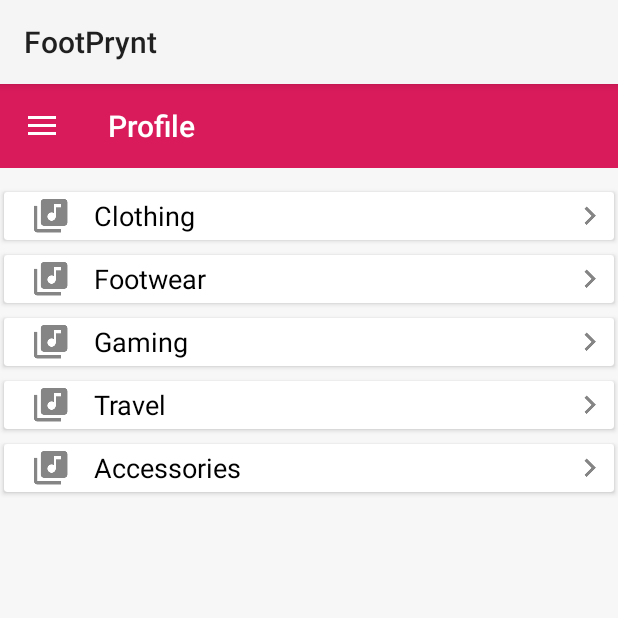
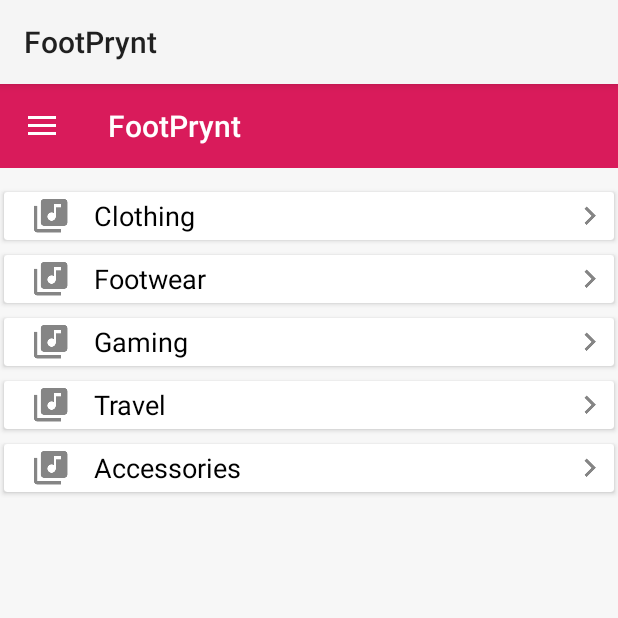
Before and after one commit to karanbheda/FootPrynt, an Android app: the MainActivity screen opened directly, with no data from a screen before it, in the side drawer, after a tap on "Profile", on a phone screen of 412 x 824 dp, the top half of it. Run offline under Robolectric (Android 15) with nearby library versions, the phone set to English and light mode, and no system bars; libraries missing offline, so code that uses them is left out: com.facebook; pictures from the network do not load; 2 statements that could not run were skipped.

Commit message:
hi ayesha

```diff
--- a/app/src/main/java/com/footprynt/footprynt/MainActivity.java
+++ b/app/src/main/java/com/footprynt/footprynt/MainActivity.java
@@ -62,7 +62,6 @@ public class MainActivity extends AppCompatActivity {
                 else if (menuItem.getItemId() == R.id.nav_profile) {
                     FragmentTransaction fragmentTransaction = mFragmentManager.beginTransaction();
                     fragmentTransaction.replace(R.id.containerView,new MyOffersFragment()).commit();
-                    toolbar.setTitle("Profile");
                     home=false;
                     x=1;
                 }
```
